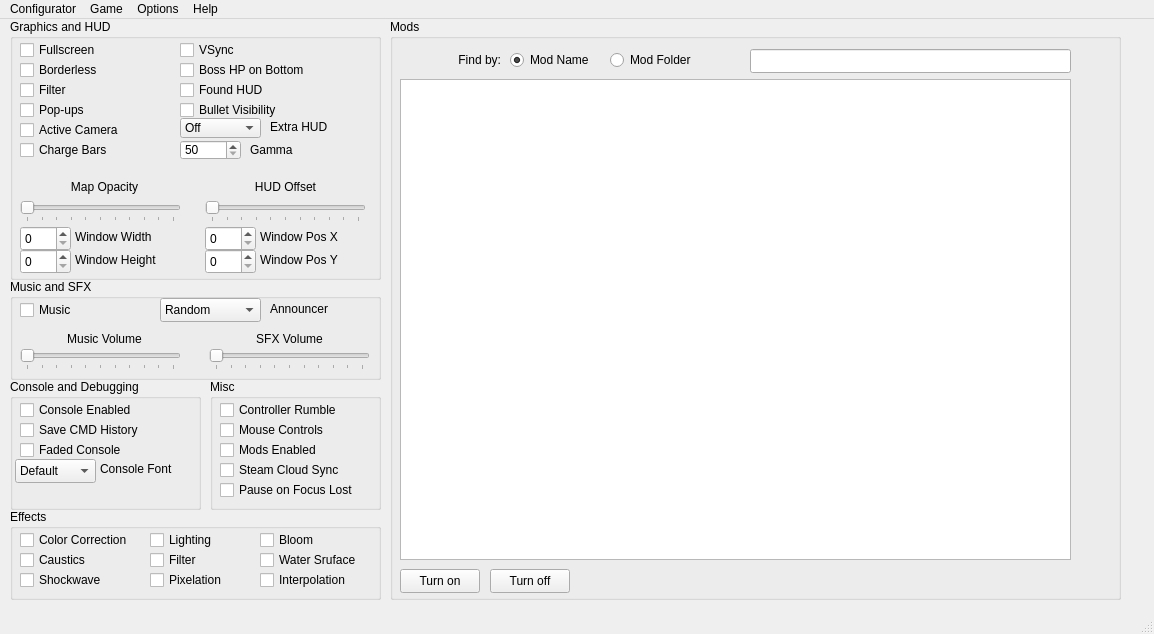
This is mainwindow.ui in BrakeDude/IsaacConfigurator as Qt 5 draws it before an edit. The edited form follows.
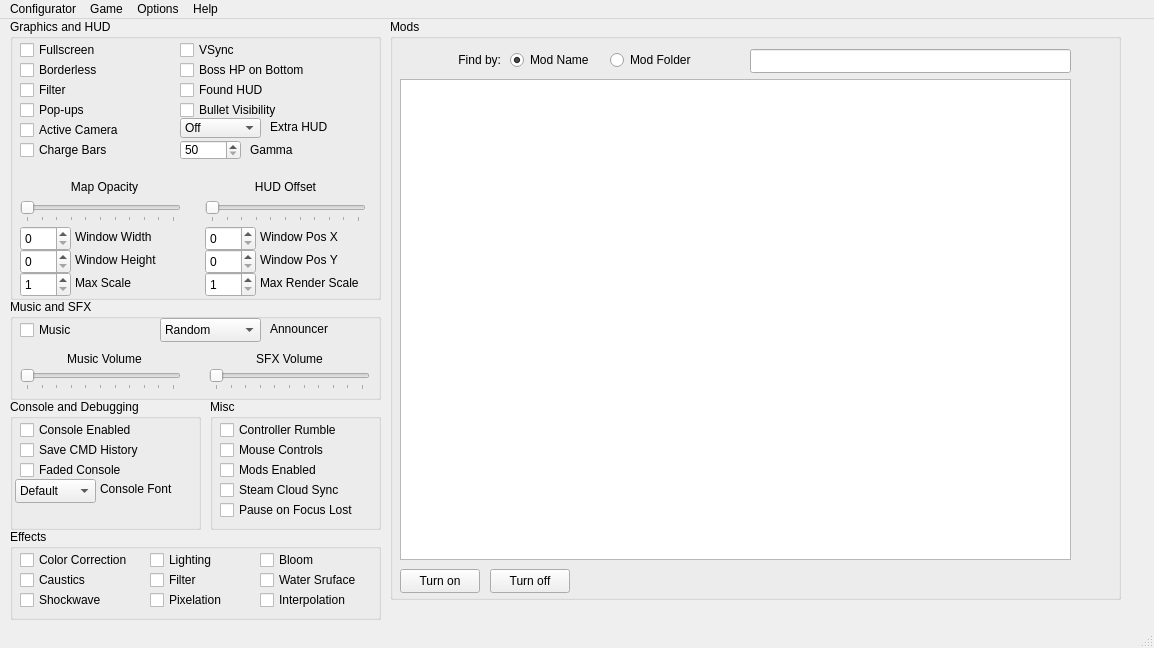
This is the edited form. Icons and pictures are not drawn.

Commit message: Max(Render)Scale

What changed in the file:
```diff
--- a/mainwindow.ui
+++ b/mainwindow.ui
@@ -7,13 +7,13 @@
     <x>0</x>
     <y>0</y>
     <width>1154</width>
-    <height>634</height>
+    <height>648</height>
    </rect>
   </property>
   <property name="minimumSize">
    <size>
     <width>1154</width>
-    <height>634</height>
+    <height>648</height>
    </size>
   </property>
   <property name="windowTitle">
@@ -33,7 +33,7 @@
       <x>10</x>
       <y>0</y>
       <width>371</width>
-      <height>261</height>
+      <height>281</height>
      </rect>
     </property>
     <property name="title">
@@ -500,12 +500,76 @@
       <string>Window Pos Y</string>
      </property>
     </widget>
+    <widget class="QLabel" name="label_MaxRenderScale">
+     <property name="geometry">
+      <rect>
+       <x>250</x>
+       <y>253</y>
+       <width>101</width>
+       <height>21</height>
+      </rect>
+     </property>
+     <property name="text">
+      <string>Max Render Scale</string>
+     </property>
+    </widget>
+    <widget class="QLabel" name="label_MaxScale">
+     <property name="geometry">
+      <rect>
+       <x>65</x>
+       <y>253</y>
+       <width>111</width>
+       <height>21</height>
+      </rect>
+     </property>
+     <property name="text">
+      <string>Max Scale</string>
+     </property>
+    </widget>
+    <widget class="QSpinBox" name="spinBox_MaxScale">
+     <property name="geometry">
+      <rect>
+       <x>10</x>
+       <y>253</y>
+       <width>51</width>
+       <height>25</height>
+      </rect>
+     </property>
+     <property name="minimum">
+      <number>1</number>
+     </property>
+     <property name="maximum">
+      <number>99</number>
+     </property>
+     <property name="value">
+      <number>1</number>
+     </property>
+    </widget>
+    <widget class="QSpinBox" name="spinBox_MaxRenderScale">
+     <property name="geometry">
+      <rect>
+       <x>195</x>
+       <y>253</y>
+       <width>51</width>
+       <height>25</height>
+      </rect>
+     </property>
+     <property name="minimum">
+      <number>1</number>
+     </property>
+     <property name="maximum">
+      <number>99</number>
+     </property>
+     <property name="value">
+      <number>1</number>
+     </property>
+    </widget>
    </widget>
    <widget class="QGroupBox" name="groupBox_Console">
     <property name="geometry">
      <rect>
       <x>10</x>
-      <y>360</y>
+      <y>380</y>
       <width>191</width>
       <height>131</height>
      </rect>
@@ -607,7 +671,7 @@
     <property name="geometry">
      <rect>
       <x>10</x>
-      <y>260</y>
+      <y>280</y>
       <width>371</width>
       <height>101</height>
      </rect>
@@ -771,7 +835,7 @@
     <property name="geometry">
      <rect>
       <x>210</x>
-      <y>360</y>
+      <y>380</y>
       <width>171</width>
       <height>131</height>
      </rect>
@@ -959,7 +1023,7 @@
     <property name="geometry">
      <rect>
       <x>10</x>
-      <y>490</y>
+      <y>510</y>
       <width>371</width>
       <height>91</height>
      </rect>
```
The commit also changes 1 other file.
